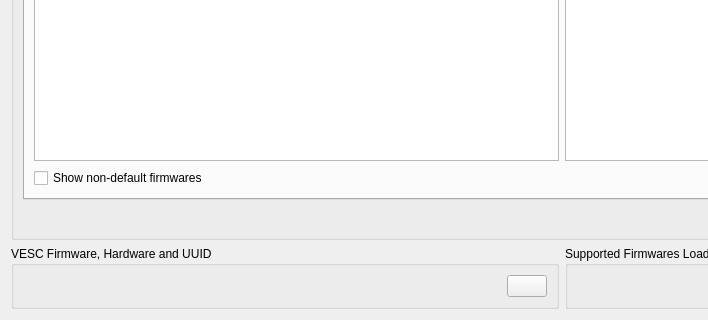
This is pages/pagefirmware.ui in vedderb/vesc_tool as Qt 5 draws it before an edit; both pictures show x 0 to 708 and y 305 to 625 of the 1124 by 625 pixel window. The edited form follows.
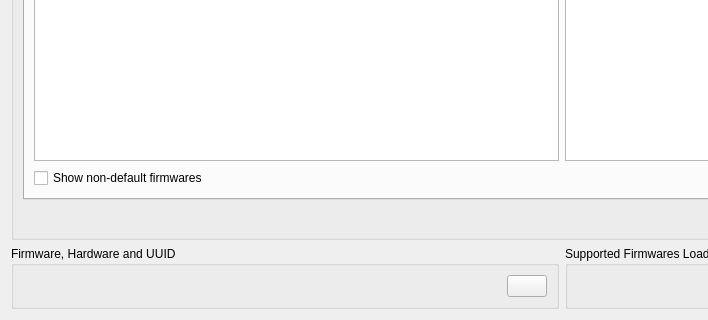
This is the edited form. Icons and pictures are not drawn. Custom widgets are drawn as their Qt base class.

Commit message:
Refactor project branding from VESC Tool to ExiTool
- Updated application name, organization, and domain across multiple files.
- Changed help text and UI elements to reflect the new branding.
- Removed references to VESC Project Forums.
- Adjusted README.md and various UI components to align with the new branding.

What changed in the file:
```diff
--- a/pages/pagefirmware.ui
+++ b/pages/pagefirmware.ui
@@ -507,7 +507,7 @@
      <item>
       <widget class="QGroupBox" name="groupBox_2">
        <property name="title">
-        <string>VESC Firmware, Hardware and UUID</string>
+        <string>Firmware, Hardware and UUID</string>
        </property>
        <layout class="QHBoxLayout" name="horizontalLayout">
         <item>
```
The commit also changes 44 other files.
